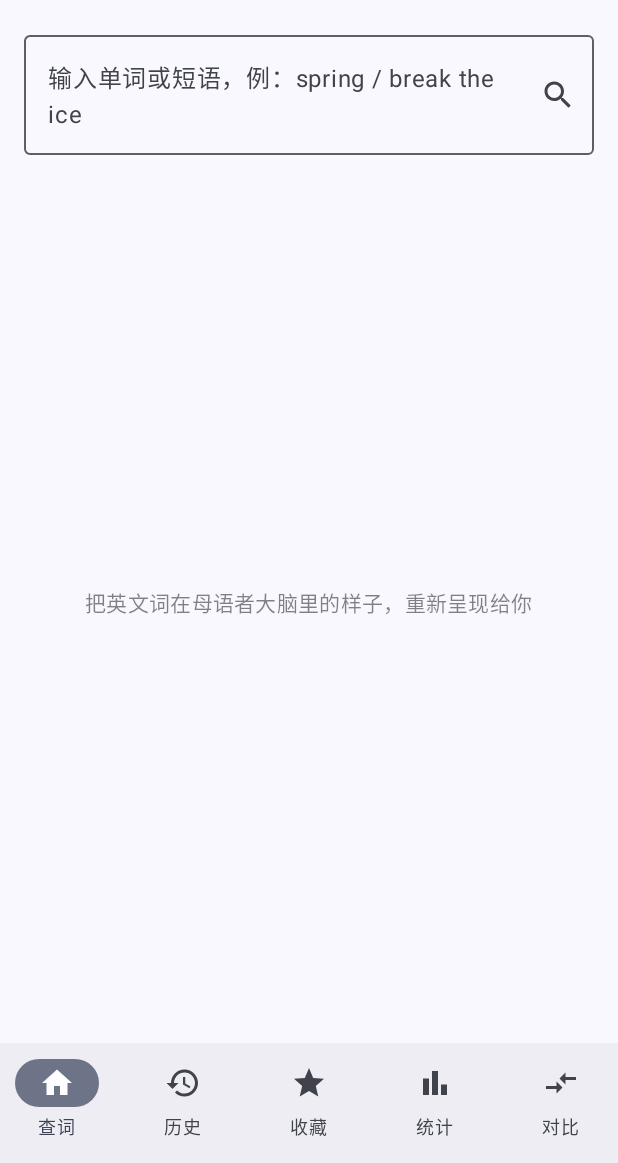
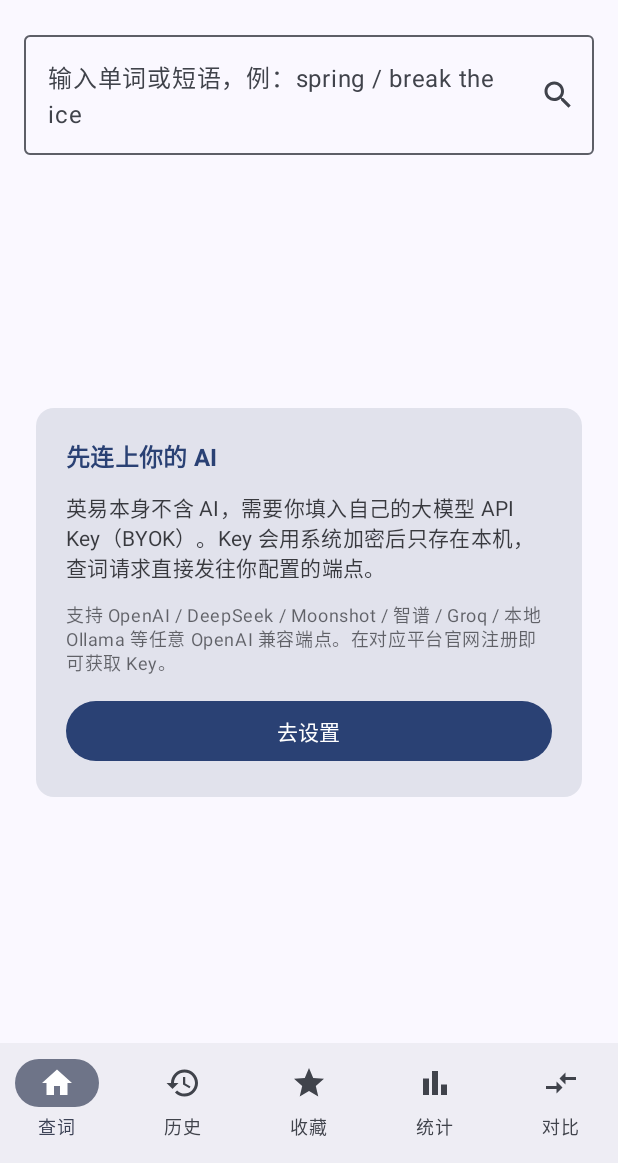
Before and after one commit to xiaoancute/English_Easy, an Android app built with Jetpack Compose: the screen it shows after launch (MainActivity), on a phone screen of 412 x 824 dp, the part 73-1236 px from its top. Run offline under Robolectric (Android 15) with nearby library versions, the light colour scheme and no system bars; our stand-ins replace Dagger/Hilt's generated code, Room's generated code; libraries missing offline, so code that uses them is left out: com.jakewharton.retrofit2; pictures from the network do not load; 1 statement that could not run was skipped.

Commit message:
feat: encrypt API key, add About/privacy page and first-run setup guide
API Key encryption (P0 security):
- CryptoManager: AES-256-GCM key in Android Keystore, never leaves device
- SettingsRepository now stores apiKey encrypted (Base64 iv+ciphertext)
- Backward-compatible: reads legacy plaintext key, re-saves encrypted

About / Privacy page:
- New AboutScreen: version (via BuildConfig), concept-engine version,
  privacy notes (key encrypted & local-only, requests go direct to user's
  endpoint, history/notes local-only), GitHub + MIT, inspiration credit
- Entry point added at bottom of Settings; enabled buildConfig feature

First-run setup guide:
- HomeViewModel exposes isConfigured (from settings flow)
- Home Idle state shows SetupGuide card when no usable provider:
  explains BYOK, where to get a key, one-tap jump to Settings

```diff
--- a/app/build.gradle.kts
+++ b/app/build.gradle.kts
@@ -43,6 +43,7 @@ android {
 
     buildFeatures {
         compose = true
+        buildConfig = true
     }
 
     packaging {
--- a/app/src/main/java/io/github/xiaoancute/englisheasy/data/settings/SettingsRepository.kt
+++ b/app/src/main/java/io/github/xiaoancute/englisheasy/data/settings/SettingsRepository.kt
@@ -5,6 +5,7 @@ import androidx.datastore.preferences.core.edit
 import androidx.datastore.preferences.core.stringPreferencesKey
 import androidx.datastore.preferences.preferencesDataStore
 import dagger.hilt.android.qualifiers.ApplicationContext
+import io.github.xiaoancute.englisheasy.data.security.CryptoManager
 import kotlinx.coroutines.flow.Flow
 import kotlinx.coroutines.flow.first
 import kotlinx.coroutines.flow.map
@@ -14,7 +15,8 @@ import javax.inject.Singleton
 private val Context.dataStore by preferencesDataStore(name = "secrets")
 
 private object Keys {
-    val API_KEY = stringPreferencesKey("api_key")
+    val API_KEY_LEGACY = stringPreferencesKey("api_key")      // 旧明文，仅用于迁移读取
+    val API_KEY_ENC = stringPreferencesKey("api_key_enc")     // 加密后的 key
     val BASE_URL = stringPreferencesKey("base_url")
     val MODEL = stringPreferencesKey("model")
 }
@@ -22,10 +24,15 @@ private object Keys {
 @Singleton
 class SettingsRepository @Inject constructor(
     @ApplicationContext private val context: Context,
+    private val crypto: CryptoManager,
 ) {
     val configFlow: Flow<ProviderConfig> = context.dataStore.data.map { prefs ->
+        val apiKey = prefs[Keys.API_KEY_ENC]?.takeIf { it.isNotEmpty() }
+            ?.let { crypto.decrypt(it) }
+            ?: prefs[Keys.API_KEY_LEGACY]               // 兼容老版本明文
+            ?: ProviderConfig.DEFAULT.apiKey
         ProviderConfig(
-            apiKey = prefs[Keys.API_KEY] ?: ProviderConfig.DEFAULT.apiKey,
+            apiKey = apiKey,
             baseUrl = prefs[Keys.BASE_URL] ?: ProviderConfig.DEFAULT.baseUrl,
             model = prefs[Keys.MODEL] ?: ProviderConfig.DEFAULT.model,
         )
@@ -35,7 +42,8 @@ class SettingsRepository @Inject constructor(
 
     suspend fun save(cfg: ProviderConfig) {
         context.dataStore.edit { prefs ->
-            prefs[Keys.API_KEY] = cfg.apiKey
+            prefs[Keys.API_KEY_ENC] = crypto.encrypt(cfg.apiKey)
+            prefs.remove(Keys.API_KEY_LEGACY)            // 清除可能残留的明文
             prefs[Keys.BASE_URL] = cfg.baseUrl
             prefs[Keys.MODEL] = cfg.model
         }
--- a/app/src/main/java/io/github/xiaoancute/englisheasy/ui/home/HomeScreen.kt
+++ b/app/src/main/java/io/github/xiaoancute/englisheasy/ui/home/HomeScreen.kt
@@ -20,6 +20,9 @@ import androidx.compose.foundation.text.KeyboardOptions
 import androidx.compose.material.icons.Icons
 import androidx.compose.material.icons.filled.Search
 import androidx.compose.material.icons.filled.Settings
+import androidx.compose.material3.Button
+import androidx.compose.material3.Card
+import androidx.compose.material3.CardDefaults
 import androidx.compose.material3.CircularProgressIndicator
 import androidx.compose.material3.ExperimentalMaterial3Api
 import androidx.compose.material3.Icon
@@ -58,6 +61,7 @@ fun HomeScreen(
     viewModel: HomeViewModel = hiltViewModel(),
 ) {
     val state by viewModel.state.collectAsState()
+    val isConfigured by viewModel.isConfigured.collectAsState()
     var input by remember { mutableStateOf("") }
     val keyboard = LocalSoftwareKeyboardController.current
     val context = LocalContext.current
@@ -117,6 +121,8 @@ fun HomeScreen(
 
             ResultArea(
                 state = state,
+                isConfigured = isConfigured,
+                onOpenSettings = onOpenSettings,
                 onFavoriteChange = viewModel::setFavorite,
                 onNoteChange = viewModel::setNote,
                 onRefresh = viewModel::refreshCurrent,
@@ -130,6 +136,8 @@ fun HomeScreen(
 @Composable
 private fun ResultArea(
     state: HomeUiState,
+    isConfigured: Boolean,
+    onOpenSettings: () -> Unit,
     onFavoriteChange: (Boolean) -> Unit,
     onNoteChange: (String) -> Unit,
     onRefresh: () -> Unit,
@@ -137,7 +145,7 @@ private fun ResultArea(
     onCopy: (ConceptCard, String) -> Unit,
 ) {
     when (state) {
-        HomeUiState.Idle -> IdleHint()
+        HomeUiState.Idle -> if (isConfigured) IdleHint() else SetupGuide(onOpenSettings)
         HomeUiState.Loading -> LoadingIndicator()
         is HomeUiState.Success -> ConceptCardView(
             card = state.card,
@@ -191,6 +199,52 @@ private fun IdleHint() {
             style = MaterialTheme.typography.bodyMedium,
             color = MaterialTheme.colorScheme.onSurface.copy(alpha = 0.55f),
         )
+    }
+}
+
+@Composable
+private fun SetupGuide(onOpenSettings: () -> Unit) {
+    Box(
+        modifier = Modifier
+            .fillMaxSize()
+            .padding(8.dp),
+        contentAlignment = Alignment.Center,
+    ) {
+        Card(
+            colors = CardDefaults.cardColors(
+                containerColor = MaterialTheme.colorScheme.surfaceVariant,
+            ),
+        ) {
+            Column(
+                modifier = Modifier.padding(20.dp),
+                verticalArrangement = Arrangement.spacedBy(12.dp),
+            ) {
+                Text(
+                    text = "先连上你的 AI",
+                    style = MaterialTheme.typography.titleMedium,
+                    fontWeight = FontWeight.Bold,
+                    color = MaterialTheme.colorScheme.primary,
+                )
+                Text(
+                    text = "英易本身不含 AI，需要你填入自己的大模型 API Key（BYOK）。" +
+                        "Key 会用系统加密后只存在本机，查词请求直接发往你配置的端点。",
+                    style = MaterialTheme.typography.bodyMedium,
+                    color = MaterialTheme.colorScheme.onSurface.copy(alpha = 0.85f),
+                )
+                Text(
+                    text = "支持 OpenAI / DeepSeek / Moonshot / 智谱 / Groq / 本地 Ollama 等任意 OpenAI 兼容端点。" +
+                        "在对应平台官网注册即可获取 Key。",
+                    style = MaterialTheme.typography.bodySmall,
+                    color = MaterialTheme.colorScheme.onSurface.copy(alpha = 0.65f),
+                )
+                Button(
+                    onClick = onOpenSettings,
+                    modifier = Modifier.fillMaxWidth(1f),
+                ) {
+                    Text("去设置")
+                }
+            }
+        }
     }
 }
 
--- a/app/src/main/java/io/github/xiaoancute/englisheasy/ui/home/HomeViewModel.kt
+++ b/app/src/main/java/io/github/xiaoancute/englisheasy/ui/home/HomeViewModel.kt
@@ -5,10 +5,14 @@ import androidx.lifecycle.viewModelScope
 import dagger.hilt.android.lifecycle.HiltViewModel
 import io.github.xiaoancute.englisheasy.data.llm.ConceptRepository
 import io.github.xiaoancute.englisheasy.data.model.ConceptCard
+import io.github.xiaoancute.englisheasy.data.settings.SettingsRepository
 import kotlinx.coroutines.Job
 import kotlinx.coroutines.flow.MutableStateFlow
+import kotlinx.coroutines.flow.SharingStarted
 import kotlinx.coroutines.flow.StateFlow
 import kotlinx.coroutines.flow.asStateFlow
+import kotlinx.coroutines.flow.map
+import kotlinx.coroutines.flow.stateIn
 import kotlinx.coroutines.launch
 import javax.inject.Inject
 
@@ -26,12 +30,18 @@ sealed interface HomeUiState {
 @HiltViewModel
 class HomeViewModel @Inject constructor(
     private val repo: ConceptRepository,
+    settings: SettingsRepository,
 ) : ViewModel() {
 
     private val _state = MutableStateFlow<HomeUiState>(HomeUiState.Idle)
     val state: StateFlow<HomeUiState> = _state.asStateFlow()
     private var favoriteJob: Job? = null
     private var noteJob: Job? = null
+
+    /** 是否已配置可用的 Provider；初始乐观为 true，避免已配置用户看到引导闪烁。 */
+    val isConfigured: StateFlow<Boolean> = settings.configFlow
+        .map { it.isUsable }
+        .stateIn(viewModelScope, SharingStarted.WhileSubscribed(5_000), true)
 
     fun lookup(word: String, forceRefresh: Boolean = false) {
         val trimmed = word.trim()
```
Also changed, not shown: app/src/main/java/io/github/xiaoancute/englisheasy/data/security/CryptoManager.kt (added, +82 -0 lines), app/src/main/java/io/github/xiaoancute/englisheasy/ui/about/AboutScreen.kt (added, +145 -0 lines), app/src/main/java/io/github/xiaoancute/englisheasy/ui/settings/SettingsScreen.kt (+15 -0 lines).
